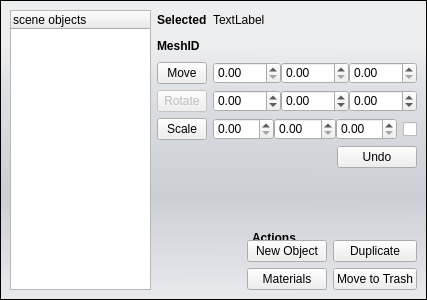
realXtend/tundra, file bin/pymodules/editgui/editobject.ui: the form before one commit.
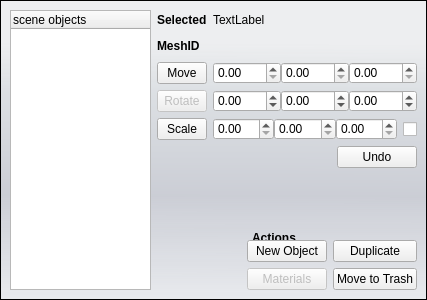
The form after the commit.

Commit message: disable the meshes button 'cause the assignment gui is unfinished. change the name to object edit.

Patch:
```diff
--- a/bin/pymodules/editgui/editobject.ui
+++ b/bin/pymodules/editgui/editobject.ui
@@ -474,6 +474,9 @@
                  </item>
                  <item row="1" column="0">
                   <widget class="QPushButton" name="materials">
+                   <property name="enabled">
+                    <bool>false</bool>
+                   </property>
                    <property name="text">
                     <string>Materials</string>
                    </property>
```
The commit also changes 1 other file.
